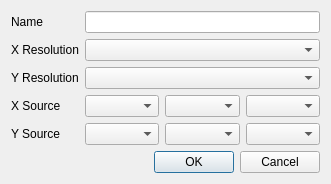
flueke/mvme, file src/hist2ddialog.ui: the form before one commit.
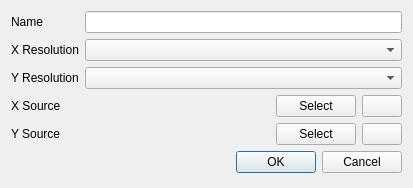
The form after the commit. Icons and pictures are not drawn.

Commit message: fixed histo tree crashes; mostly done with hist2ddialog

Patch:
```diff
--- a/src/hist2ddialog.ui
+++ b/src/hist2ddialog.ui
@@ -6,8 +6,8 @@
    <rect>
     <x>0</x>
     <y>0</y>
-    <width>331</width>
-    <height>184</height>
+    <width>408</width>
+    <height>188</height>
    </rect>
   </property>
   <property name="windowTitle">
@@ -46,15 +46,41 @@
     </widget>
    </item>
    <item row="3" column="1">
-    <layout class="QHBoxLayout" name="horizontalLayout">
+    <layout class="QHBoxLayout" name="horizontalLayout" stretch="1,0,0">
      <item>
-      <widget class="QComboBox" name="eventX"/>
+      <widget class="QLabel" name="label_xSource">
+       <property name="minimumSize">
+        <size>
+         <width>185</width>
+         <height>0</height>
+        </size>
+       </property>
+       <property name="text">
+        <string/>
+       </property>
+      </widget>
      </item>
      <item>
-      <widget class="QComboBox" name="moduleX"/>
+      <widget class="QPushButton" name="pb_xSource">
+       <property name="text">
+        <string>Select</string>
+       </property>
+       <property name="icon">
+        <iconset resource="resources.qrc">
+         <normaloff>:/tree-settings.png</normaloff>:/tree-settings.png</iconset>
+       </property>
+      </widget>
      </item>
      <item>
-      <widget class="QComboBox" name="channelX"/>
+      <widget class="QPushButton" name="pb_xClear">
+       <property name="toolTip">
+        <string>Clear selection</string>
+       </property>
+       <property name="icon">
+        <iconset resource="resources.qrc">
+         <normaloff>:/dialog-close.png</normaloff>:/dialog-close.png</iconset>
+       </property>
+      </widget>
      </item>
     </layout>
    </item>
@@ -66,15 +92,41 @@
     </widget>
    </item>
    <item row="4" column="1">
-    <layout class="QHBoxLayout" name="horizontalLayout_2">
+    <layout class="QHBoxLayout" name="horizontalLayout_2" stretch="1,0,0">
      <item>
-      <widget class="QComboBox" name="eventY"/>
+      <widget class="QLabel" name="label_ySource">
+       <property name="minimumSize">
+        <size>
+         <width>185</width>
+         <height>0</height>
+        </size>
+       </property>
+       <property name="text">
+        <string/>
+       </property>
+      </widget>
      </item>
      <item>
-      <widget class="QComboBox" name="moduleY"/>
+      <widget class="QPushButton" name="pb_ySource">
+       <property name="text">
+        <string>Select</string>
+       </property>
+       <property name="icon">
+        <iconset resource="resources.qrc">
+         <normaloff>:/tree-settings.png</normaloff>:/tree-settings.png</iconset>
+       </property>
+      </widget>
      </item>
      <item>
-      <widget class="QComboBox" name="channelY"/>
+      <widget class="QPushButton" name="pb_yClear">
+       <property name="toolTip">
+        <string>Clear selection</string>
+       </property>
+       <property name="icon">
+        <iconset resource="resources.qrc">
+         <normaloff>:/dialog-close.png</normaloff>:/dialog-close.png</iconset>
+       </property>
+      </widget>
      </item>
     </layout>
    </item>
```
Left out of the diff: 4 changed lines with no effect on the pictures. The commit also changes 13 other files.
